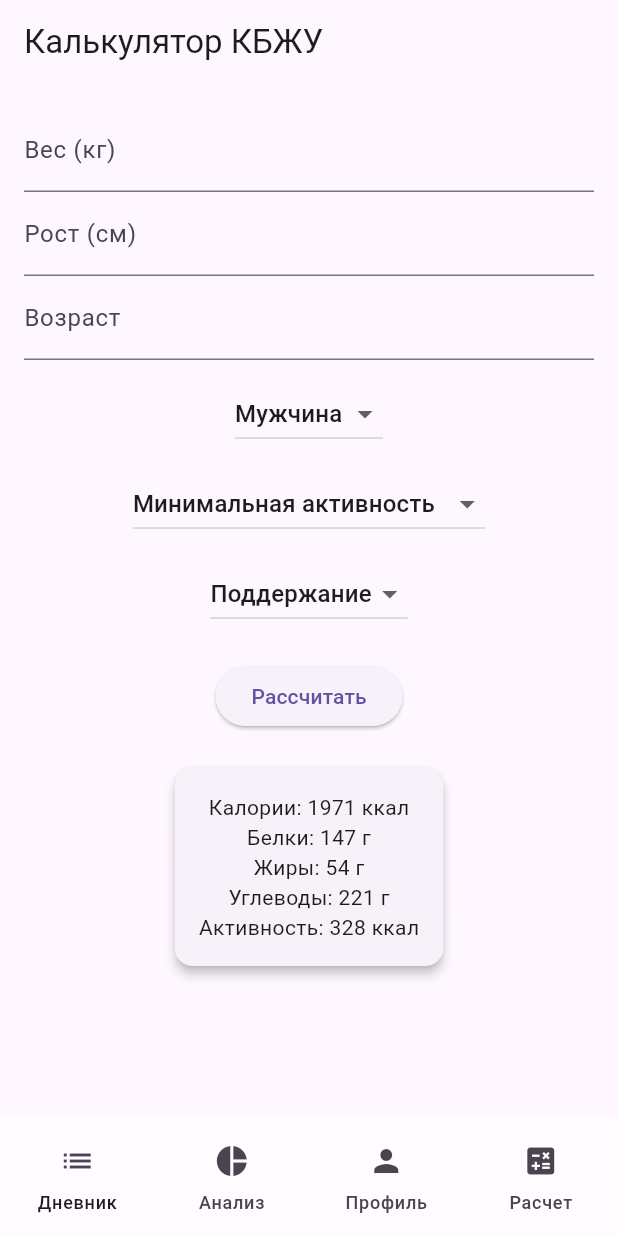
After one commit to DashaMiMiheeva/Flutter_pr9-pr10, a Flutter app: the CalculatorScreen screen opened by its route, after a tap on "Рассчитать", on a phone screen of 412 x 824 dp. The commit adds this screen. Run offline on Flutter 3.47's test engine with Material 3 defaults, Android fonts, the phone set to English and light mode, and no system bars; our stand-ins replace bloc, flutter_bloc, get_it, go_router.

Commit message:
Calculator added

```diff
--- a/lib/navigation.dart
+++ b/lib/navigation.dart
@@ -12,7 +12,7 @@ class MainNavigation extends StatefulWidget {
 class _MainNavigationState extends State<MainNavigation> {
   int _index = 0;
 
-  final _pages = ['/diary', '/analysis', '/profile'];
+  final _pages = ['/diary', '/analysis', '/profile', '/count'];
 
   void _onTap(int i) {
     setState(() => _index = i);
@@ -23,13 +23,17 @@ class _MainNavigationState extends State<MainNavigation> {
   Widget build(BuildContext context) {
     return Scaffold(
       body: widget.child,
-      bottomNavigationBar: BottomNavigationBar(
-        currentIndex: _index,
-        onTap: _onTap,
-        items: const [
-          BottomNavigationBarItem(icon: Icon(Icons.list), label: "Дневник"),
-          BottomNavigationBarItem(icon: Icon(Icons.pie_chart), label: "Анализ"),
-          BottomNavigationBarItem(icon: Icon(Icons.person), label: "Профиль"),
+      bottomNavigationBar: NavigationBar(
+        backgroundColor: Colors.white54,
+        selectedIndex: _index,
+        onDestinationSelected: _onTap,
+        indicatorColor: Colors.white24,
+        labelBehavior: NavigationDestinationLabelBehavior.alwaysShow,
+        destinations: const [
+          NavigationDestination(icon: Icon(Icons.list), label: "Дневник"),
+          NavigationDestination(icon: Icon(Icons.pie_chart), label: "Анализ"),
+          NavigationDestination(icon: Icon(Icons.person), label: "Профиль"),
+          NavigationDestination(icon: Icon(Icons.calculate), label: "Расчет"),
         ],
       ),
     );
--- /dev/null
+++ b/lib/presentation/count/calculator_screen.dart
@@ -0,0 +1,118 @@
+import 'package:flutter/material.dart';
+import 'package:flutter_bloc/flutter_bloc.dart';
+import 'cubit/calculator_cubit.dart';
+
+
+class CalculatorScreen extends StatefulWidget {
+  const CalculatorScreen({super.key});
+
+  @override
+  State<CalculatorScreen> createState() => _CalculatorScreenState();
+}
+
+class _CalculatorScreenState extends State<CalculatorScreen> {
+  final TextEditingController weightController = TextEditingController();
+  final TextEditingController heightController = TextEditingController();
+  final TextEditingController ageController = TextEditingController();
+  String sex = "male";
+  double activityLevel = 1.2;
+
+  @override
+  Widget build(BuildContext context) {
+    return Scaffold(
+      appBar: AppBar(title: const Text("Калькулятор КБЖУ")),
+      body: Padding(
+        padding: const EdgeInsets.all(16),
+        child: SingleChildScrollView(
+          child: Column(
+            children: [
+              TextField(
+                controller: weightController,
+                decoration: const InputDecoration(labelText: "Вес (кг)"),
+                keyboardType: TextInputType.number,
+              ),
+              TextField(
+                controller: heightController,
+                decoration: const InputDecoration(labelText: "Рост (см)"),
+                keyboardType: TextInputType.number,
+              ),
+              TextField(
+                controller: ageController,
+                decoration: const InputDecoration(labelText: "Возраст"),
+                keyboardType: TextInputType.number,
+              ),
+              const SizedBox(height: 12),
+              DropdownButton<String>(
+                value: sex,
+                items: const [
+                  DropdownMenuItem(value: "male", child: Text("Мужчина")),
+                  DropdownMenuItem(value: "female", child: Text("Женщина")),
+                ],
+                onChanged: (v) => setState(() => sex = v!),
+              ),
+              const SizedBox(height: 12),
+              DropdownButton<double>(
+                value: activityLevel,
+                items: const [
+                  DropdownMenuItem(value: 1.2, child: Text("Минимальная активность")),
+                  DropdownMenuItem(value: 1.375, child: Text("Лёгкая активность")),
+                  DropdownMenuItem(value: 1.55, child: Text("Средняя активность")),
+                  DropdownMenuItem(value: 1.725, child: Text("Высокая активность")),
+                  DropdownMenuItem(value: 1.9, child: Text("Очень высокая активность")),
+                ],
+                onChanged: (v) => setState(() => activityLevel = v!),
+              ),
+              const SizedBox(height: 12),
+              DropdownButton<Goal>(
+                value: context.watch<CalculatorCubit>().state.goal,
+                items: const [
+                  DropdownMenuItem(value: Goal.lose, child: Text("Похудение")),
+                  DropdownMenuItem(value: Goal.maintain, child: Text("Поддержание")),
+                  DropdownMenuItem(value: Goal.gain, child: Text("Набор массы")),
+                ],
+                onChanged: (v) => context.read<CalculatorCubit>().updateGoal(v!),
+              ),
+              const SizedBox(height: 20),
+              ElevatedButton(
+                onPressed: () {
+                  final weight = int.tryParse(weightController.text) ?? 70;
+                  final height = int.tryParse(heightController.text) ?? 170;
+                  final age = int.tryParse(ageController.text) ?? 25;
+
+                  context.read<CalculatorCubit>().calculate(
+                    weight: weight,
+                    height: height,
+                    age: age,
+                    sex: sex,
+                    activityLevel: activityLevel,
+                  );
+                },
+                child: const Text("Рассчитать"),
+              ),
+              const SizedBox(height: 20),
+              BlocBuilder<CalculatorCubit, CalculatorState>(
+                builder: (context, state) {
+                  return Card(
+                    elevation: 3,
+                    child: Padding(
+                      padding: const EdgeInsets.all(16),
+                      child: Column(
+                        children: [
+                          Text("Калории: ${state.calories.toInt()} ккал"),
+                          Text("Белки: ${state.protein.toInt()} г"),
+                          Text("Жиры: ${state.fat.toInt()} г"),
+                          Text("Углеводы: ${state.carbs.toInt()} г"),
+                          Text("Активность: ${state.activity.toInt()} ккал"),
+                        ],
+                      ),
+                    ),
+                  );
+                },
+              ),
+            ],
+          ),
+        ),
+      ),
+    );
+  }
+}
--- /dev/null
+++ b/lib/presentation/count/cubit/calculator_cubit.dart
@@ -0,0 +1,89 @@
+import 'package:flutter_bloc/flutter_bloc.dart';
+
+enum Goal { lose, maintain, gain }
+
+class CalculatorState {
+  final Goal goal;
+  final double calories;
+  final double protein;
+  final double fat;
+  final double carbs;
+  final double activity;
+
+  const CalculatorState({
+    required this.goal,
+    required this.calories,
+    required this.protein,
+    required this.fat,
+    required this.carbs,
+    required this.activity,
+  });
+
+  CalculatorState copyWith({
+    Goal? goal,
+    double? calories,
+    double? protein,
+    double? fat,
+    double? carbs,
+    double? activity,
+  }) {
+    return CalculatorState(
+      goal: goal ?? this.goal,
+      calories: calories ?? this.calories,
+      protein: protein ?? this.protein,
+      fat: fat ?? this.fat,
+      carbs: carbs ?? this.carbs,
+      activity: activity ?? this.activity,
+    );
+  }
+}
+
+class CalculatorCubit extends Cubit<CalculatorState> {
+  CalculatorCubit() : super(const CalculatorState(goal: Goal.maintain, calories: 0, protein: 0, fat: 0, carbs: 0, activity: 0));
+
+  void updateGoal(Goal goal) => emit(state.copyWith(goal: goal));
+
+  void calculate({
+    required int weight,
+    required int height,
+    required int age,
+    required String sex, // "male" или "female"
+    required double activityLevel, // коэффициент активности
+  }) {
+    double bmr;
+    if (sex == "male") {
+      bmr = 10 * weight + 6.25 * height - 5 * age + 5;
+    } else {
+      bmr = 10 * weight + 6.25 * height - 5 * age - 161;
+    }
+
+    double multiplier = activityLevel;
+
+    double calories = bmr * multiplier;
+
+    // Применяем цель
+    switch (state.goal) {
+      case Goal.lose:
+        calories *= 0.8;
+        break;
+      case Goal.maintain:
+        break;
+      case Goal.gain:
+        calories *= 1.2;
+        break;
+    }
+
+    // Примерное распределение БЖУ: белки 30%, жиры 25%, углеводы 45%
+    double protein = calories * 0.3 / 4;
+    double fat = calories * 0.25 / 9;
+    double carbs = calories * 0.45 / 4;
+
+    emit(state.copyWith(
+      calories: calories,
+      protein: protein,
+      fat: fat,
+      carbs: carbs,
+      activity: bmr * (multiplier - 1), // лишние калории от активности
+    ));
+  }
+}
```
Also changed, not shown: lib/main.dart (+11 -1 lines), lib/presentation/analysis/analysis_screen.dart (+22 -19 lines), lib/presentation/analysis/cubit/analysis_cubit.dart (+5 -5 lines).
